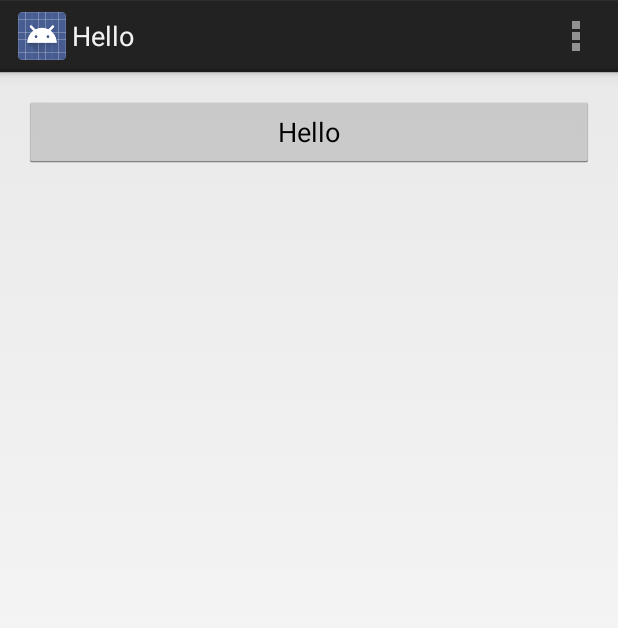
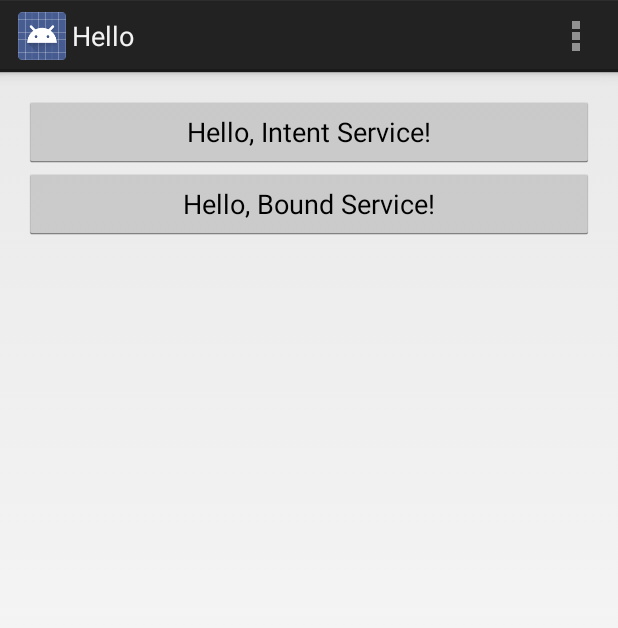
Before and after one commit to omo/hello2015, an Android app: the screen it shows after launch (Hello), on a phone screen of 412 x 824 dp. Shown: the top 628 px of the screen. Run offline under Robolectric (Android 15) with nearby library versions, the phone set to English and light mode, and no system bars.

Commit message:
Fixed #7 - Implement a service using AIDL.

```diff
--- a/android-service/app/src/main/AndroidManifest.xml
+++ b/android-service/app/src/main/AndroidManifest.xml
@@ -8,6 +8,7 @@
         android:label="@string/app_name"
         android:theme="@style/AppTheme" >
         <service android:name=".HelloIntentService" />
+        <service android:name=".HelloBindingService" />
         <activity
             android:name=".Hello"
             android:label="@string/app_name" >
--- a/android-service/app/src/main/res/layout/activity_hello.xml
+++ b/android-service/app/src/main/res/layout/activity_hello.xml
@@ -10,12 +10,18 @@
 
         <LinearLayout
             android:layout_width="fill_parent"
-            android:layout_height="fill_parent">
+            android:layout_height="fill_parent"
+            android:orientation="vertical">
             <Button
-                android:id="@+id/hello_button"
+                android:id="@+id/intent_button"
                 android:layout_width="fill_parent"
                 android:layout_height="wrap_content"
-                android:text="Hello"/>
+                android:text="Hello, Intent Service!"/>
+            <Button
+                android:id="@+id/bound_button"
+                android:layout_width="fill_parent"
+                android:layout_height="wrap_content"
+                android:text="Hello, Bound Service!"/>
         </LinearLayout>
 
 </RelativeLayout>
```
Also changed, not shown: android-service/app/src/main/java/flakiness/es/hello/Hello.java (+29 -1 lines), android-service/app/src/main/java/flakiness/es/hello/HelloBindingService.java (added, +22 -0 lines), android-service/app/src/main/aidl/flakiness/es/hello/IHelloBindingService.aidl (added), 1 other file.
